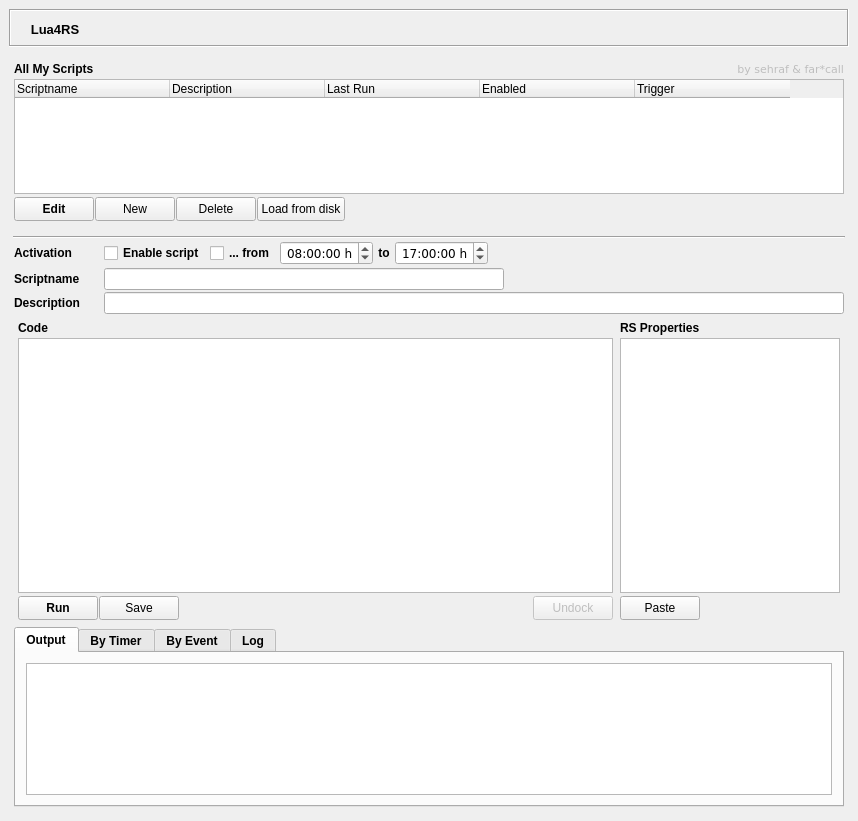
Before: the Qt Designer form gui/Lua4RSWidget.ui in RetroShare/Lua4RS, drawn with Qt 5.
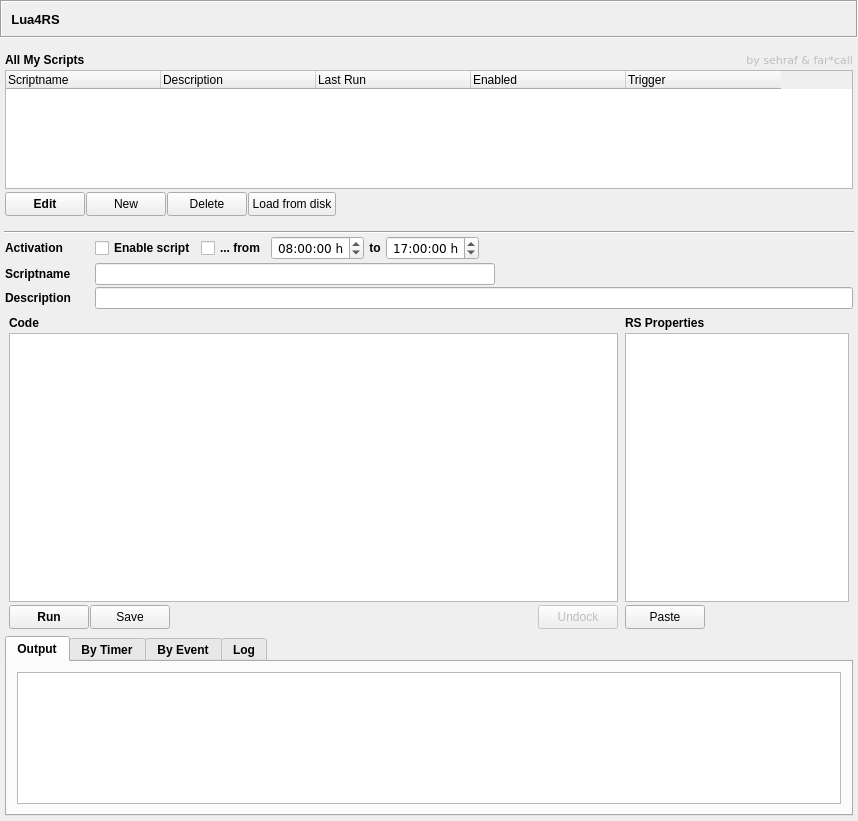
After: the same form once the commit is applied. Icons and pictures are not drawn. Custom widgets are drawn as their Qt base class.

Commit message: made appaerance more RS-like

```diff
--- a/gui/Lua4RSWidget.ui
+++ b/gui/Lua4RSWidget.ui
@@ -18,16 +18,16 @@
     <number>10</number>
    </property>
    <property name="leftMargin">
-    <number>9</number>
+    <number>0</number>
    </property>
    <property name="topMargin">
-    <number>9</number>
+    <number>0</number>
    </property>
    <property name="rightMargin">
-    <number>9</number>
+    <number>0</number>
    </property>
    <property name="bottomMargin">
-    <number>9</number>
+    <number>0</number>
    </property>
    <item>
     <widget class="QFrame" name="titleBarFrame">
@@ -105,15 +105,15 @@
       <item>
        <widget class="QLabel" name="titleBarLabel">
         <property name="sizePolicy">
-         <sizepolicy hsizetype="Preferred" vsizetype="Fixed">
+         <sizepolicy hsizetype="Preferred" vsizetype="Preferred">
           <horstretch>0</horstretch>
           <verstretch>0</verstretch>
          </sizepolicy>
         </property>
         <property name="minimumSize">
          <size>
-          <width>70</width>
-          <height>32</height>
+          <width>0</width>
+          <height>0</height>
          </size>
         </property>
         <property name="baseSize">
```
Left out of the diff: 4 changed lines with no effect on the pictures.
